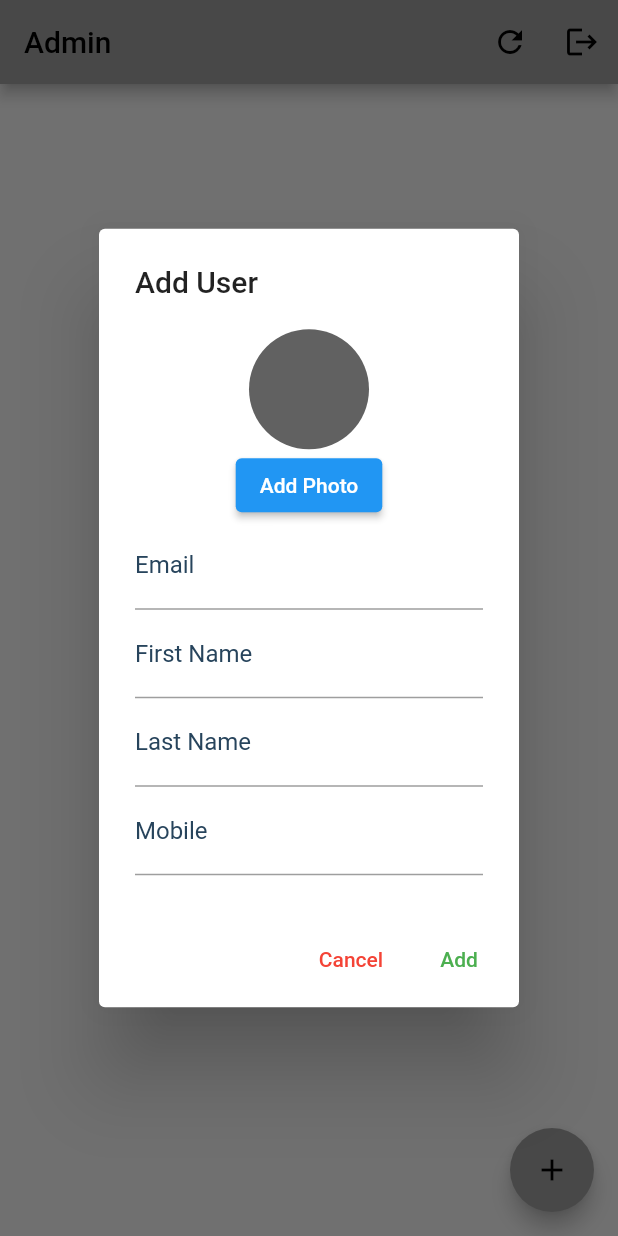
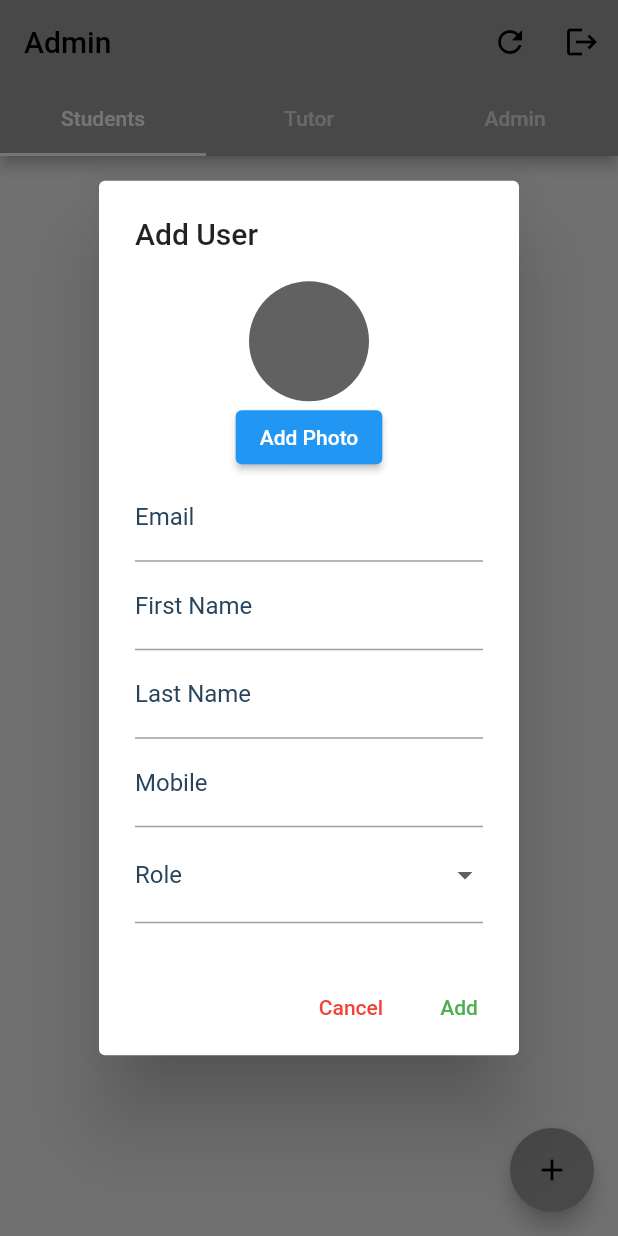
Before and after one commit to yasinthon04/TutorGo-Project, a Flutter app: the Admin screen opened directly, after a tap on the "add" icon, on a phone screen of 412 x 824 dp. Run offline on Flutter 3.47's test engine with Material 2 defaults, Android fonts, the phone set to English and light mode, and no system bars; our stand-ins replace cloud_firestore, firebase_auth, firebase_core, firebase_storage, font_awesome_flutter, hexcolor and 1 more; accounts and stored records are empty.

Commit message:
saperate role by tab

```diff
--- a/lib/roles/admin.dart
+++ b/lib/roles/admin.dart
@@ -58,7 +58,24 @@ class _AdminState extends State<Admin> {
 
   @override
   Widget build(BuildContext context) {
-  return Scaffold(
+    List<Map<String, dynamic>> studentList = [];
+    List<Map<String, dynamic>> adminList = [];
+    List<Map<String, dynamic>> tutorList = [];
+
+    // Separate the users based on role
+    for (var user in userList) {
+      if (user['role'] == 'Student') {
+        studentList.add(user);
+      } else if (user['role'] == 'admin') {
+        adminList.add(user);
+      } else {
+        tutorList.add(user);
+      }
+    }
+
+    return DefaultTabController(
+      length: 3,
+      child: Scaffold(
         appBar: AppBar(
           title: Text("Admin"),
           actions: [
@@ -73,16 +90,41 @@ Widget build(BuildContext context) {
               icon: Icon(Icons.logout),
             ),
           ],
+          bottom: TabBar(
+            tabs: [
+              Tab(text: 'Students'),
+              Tab(text: 'Tutor'),
+              Tab(text: 'Admin'),
+            ],
           ),
-    body: ListView.builder(
-      itemCount: userList.length,
+        ),
+        body: TabBarView(
+          children: [
+            buildUserList(studentList),
+            buildUserList(tutorList),
+            buildUserList(adminList),
+
+          ],
+        ),
+        floatingActionButton: FloatingActionButton(
+          onPressed: () {
+            addUser();
+          },
+          child: Icon(Icons.add),
+        ),
+      ),
+    );
+  }
+
+  Widget buildUserList(List<Map<String, dynamic>> users) {
+    return ListView.builder(
+      itemCount: users.length,
       itemBuilder: (context, index) {
-        String firstname = userList[index]['firstname'] ?? 'N/A';
-        String lastname = userList[index]['lastname'] ?? 'N/A';
+        String firstname = users[index]['firstname'] ?? 'N/A';
+        String lastname = users[index]['lastname'] ?? 'N/A';
         String fullName = '$firstname $lastname';
-
-        String email = userList[index]['email'] ?? 'N/A';
-        String profilePicture = userList[index]['profilePicture'] ?? '';
+        String email = users[index]['email'] ?? 'N/A';
+        String profilePicture = users[index]['profilePicture'] ?? '';
 
         return Card(
           elevation: 2,
@@ -101,14 +143,14 @@ Widget build(BuildContext context) {
                     IconButton(
                       icon: Icon(Icons.edit),
                       onPressed: () {
-                        editUser(userList[index], index);
+                        editUser(users[index], index);
                       },
                       color: Colors.blue,
                     ),
                     IconButton(
                       icon: Icon(Icons.delete),
                       onPressed: () {
-                        deleteUser(userList[index]['userId']);
+                        deleteUser(users[index]['userId']);
                       },
                       color: Colors.red,
                     ),
@@ -120,10 +162,20 @@ Widget build(BuildContext context) {
                     child: Column(
                       crossAxisAlignment: CrossAxisAlignment.start,
                       children: [
+                        if (users[index]['role'] == 'Student')
+                          ListTile(
+                            title: Text('Role: Student'),
+                          )
+                        else if (users[index]['role'] == 'admin')
+                          ListTile(
+                            title: Text('Role: Administrator'),
+                          )
+                        else
                           FutureBuilder<QuerySnapshot>(
                             future: FirebaseFirestore.instance
                                 .collection('courses')
-                              .where('userId', isEqualTo: userList[index]['userId'])
+                                .where('userId',
+                                    isEqualTo: users[index]['userId'])
                                 .get(),
                             builder: (context, snapshot) {
                               if (snapshot.hasData) {
@@ -201,16 +253,8 @@ Widget build(BuildContext context) {
           ),
         );
       },
-    ),
-    floatingActionButton: FloatingActionButton(
-      onPressed: () {
-        addUser();
-      },
-      child: Icon(Icons.add),
-    ),
     );
   }
-
 
   void addUser() {
     showDialog(
@@ -222,6 +266,7 @@ Widget build(BuildContext context) {
         final TextEditingController lastnameController =
             TextEditingController();
         final TextEditingController mobileController = TextEditingController();
+        String? selectedRole;
         String? photoUrl;
 
         Future<void> addPhoto() async {
@@ -297,6 +342,27 @@ Widget build(BuildContext context) {
                 ),
                 controller: mobileController,
               ),
+              DropdownButtonFormField<String>(
+                decoration: InputDecoration(
+                  labelText: 'Role',
+                ),
+                value: selectedRole,
+                items: [
+                  DropdownMenuItem(
+                    value: 'Student',
+                    child: Text('Student'),
+                  ),
+                  DropdownMenuItem(
+                    value: 'Tutor',
+                    child: Text('Tutor'),
+                  ),
+                ],
+                onChanged: (value) {
+                  setState(() {
+                    selectedRole = value;
+                  });
+                },
+              ),
             ],
           ),
           actions: [
@@ -318,7 +384,8 @@ Widget build(BuildContext context) {
                 String lastname = lastnameController.text;
                 String mobile = mobileController.text;
 
-                createUser(email, firstname, lastname, mobile, photoUrl);
+                createUser(
+                    email, firstname, lastname, mobile, selectedRole, photoUrl);
                 Navigator.of(context).pop();
               },
               child: Text(
@@ -335,13 +402,14 @@ Widget build(BuildContext context) {
   }
 
   void createUser(String email, String firstname, String lastname,
-      String mobile, String? photoUrl) async {
+      String mobile, String? role, String? photoUrl) async {
     try {
       await FirebaseFirestore.instance.collection('users').add({
         'email': email,
         'firstname': firstname,
         'lastname': lastname,
         'mobile': mobile,
+        'role': role,
         'profilePicture': photoUrl,
       });
       print('User created successfully');
@@ -361,6 +429,7 @@ Widget build(BuildContext context) {
           _emailController.text = userData['email'];
           _mobileController.text = userData['mobile'];
           String photoUrl = userData['profilePicture'] ?? '';
+          String selectedRole = userData['role'] ?? '';
 
           Future<void> updatePhoto() async {
             final picker = ImagePicker();
@@ -407,14 +476,12 @@ Widget build(BuildContext context) {
                 ElevatedButton(
                   onPressed: updatePhoto,
                   style: ElevatedButton.styleFrom(
-                    primary: Colors
-                        .blue,
+                    primary: Colors.blue,
                   ),
                   child: Text(
                     'Edit Photo',
                     style: TextStyle(
-                      color: Colors
-                          .white,
+                      color: Colors.white,
                     ),
                   ),
                 ),
@@ -442,6 +509,27 @@ Widget build(BuildContext context) {
                   ),
                   controller: _mobileController,
                 ),
+                DropdownButtonFormField<String>(
+                  decoration: InputDecoration(
+                    labelText: 'Role',
+                  ),
+                  value: selectedRole,
+                  items: [
+                    DropdownMenuItem(
+                      value: 'Student',
+                      child: Text('Student'),
+                    ),
+                    DropdownMenuItem(
+                      value: 'Tutor',
+                      child: Text('Tutor'),
+                    ),
+                  ],
+                  onChanged: (value) {
+                    setState(() {
+                      selectedRole = value!;
+                    });
+                  },
+                ),
               ],
             ),
             actions: [
@@ -458,6 +546,7 @@ Widget build(BuildContext context) {
                       'firstname': updatedFirstname,
                       'lastname': updatedLastname,
                       'mobile': updatedMobile,
+                      'role': selectedRole, // Update the role field
                     });
                   }
 
```
Lines whose indentation alone changed are shown as unchanged.
